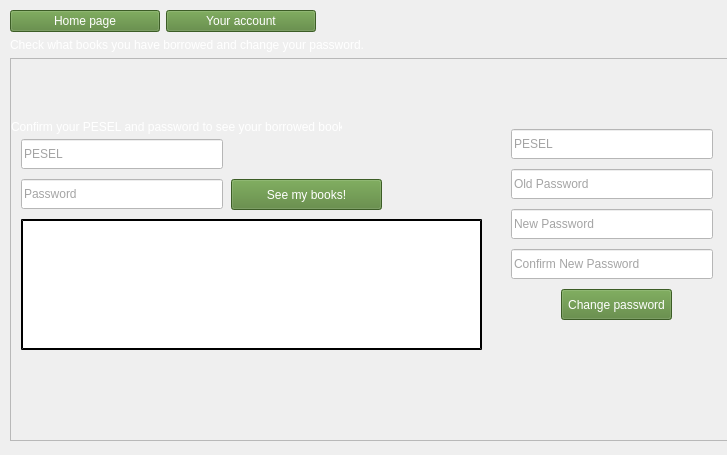
First picture: the form in accountview.ui, repository wcislak97/ProdigyLibrary, before the edit.
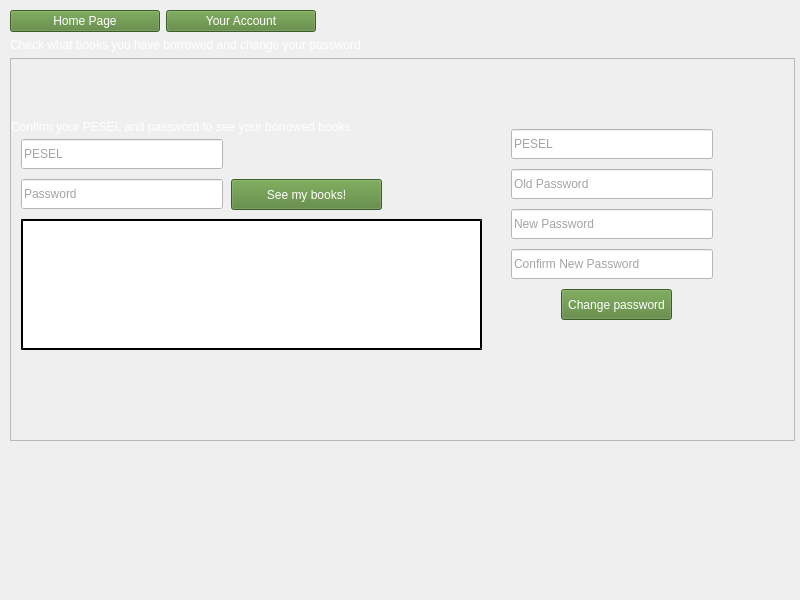
Second picture: the form after the edit.

Diff of the .ui file:
```diff
--- a/accountview.ui
+++ b/accountview.ui
@@ -6,8 +6,8 @@
    <rect>
     <x>0</x>
     <y>0</y>
-    <width>727</width>
-    <height>455</height>
+    <width>800</width>
+    <height>600</height>
    </rect>
   </property>
   <property name="windowTitle">
@@ -56,7 +56,7 @@
 color: rgb(255, 255, 255);</string>
         </property>
         <property name="text">
-         <string>Home page</string>
+         <string>Home Page</string>
         </property>
        </widget>
       </item>
@@ -85,7 +85,7 @@
 color: rgb(255, 255, 255);</string>
         </property>
         <property name="text">
-         <string>Your account</string>
+         <string>Your Account</string>
         </property>
        </widget>
       </item>
@@ -116,7 +116,7 @@
          <x>0</x>
          <y>0</y>
          <width>781</width>
-         <height>371</height>
+         <height>353</height>
         </rect>
        </property>
        <widget class="QLineEdit" name="lineEdit_pesel_p">
@@ -233,7 +233,7 @@
          <rect>
           <x>0</x>
           <y>60</y>
-          <width>331</width>
+          <width>471</width>
           <height>16</height>
          </rect>
         </property>
```
Left out of the diff: 4 changed lines with no effect on the pictures.
